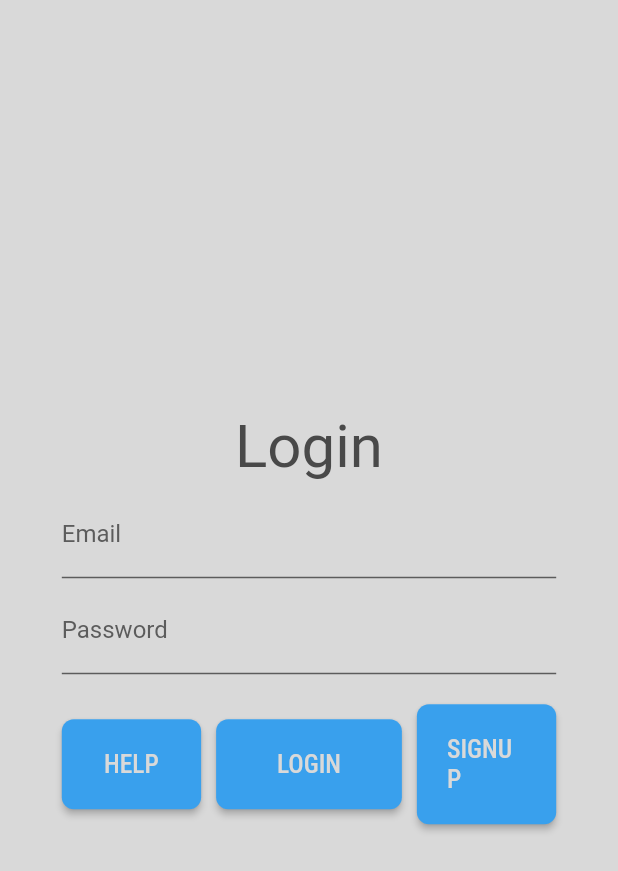
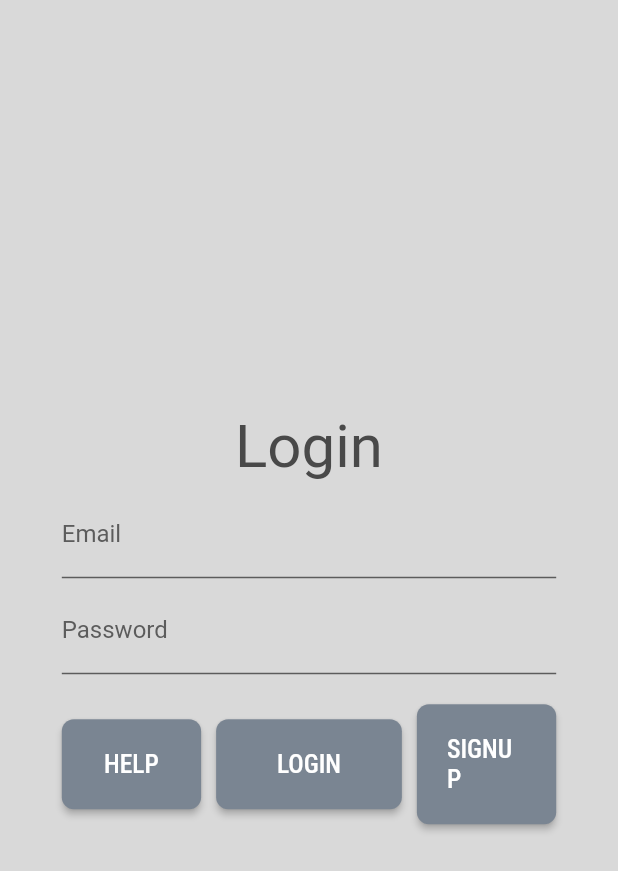
Before and after one commit to SendGram/SendgramBank, a Flutter app: the screen it shows after launch, on a phone screen of 412 x 824 dp. Shown: the top 871 px of the screen. Run offline on Flutter 3.47's test engine with Material 2 defaults, Android fonts, the phone set to English and light mode, and no system bars; our stand-ins replace bloc, dio, fl_chart, flare_flutter, flutter_bloc, google_fonts and 1 more; missing offline and left inert: jwt_decode, validators2; accounts and stored records are empty.

Commit message:
migrate CustomButton from RaisedButton to ElevatedButton
RaisedButton is now deprecated

```diff
--- a/sendgrambank/lib/widgets/CustomButton.dart
+++ b/sendgrambank/lib/widgets/CustomButton.dart
@@ -7,18 +7,19 @@ class CustomButton extends StatelessWidget {
   CustomButton({this.text, this.onPressed});
   @override
   Widget build(BuildContext context) {
-    return RaisedButton(
-      //hover cfcfcf
-      color: Color(0xff39A0ED),
-      shape: RoundedRectangleBorder(
-        borderRadius: BorderRadius.circular(8.0),
+    return ElevatedButton(
+      style: ElevatedButton.styleFrom(
+        primary: Color(0xff7a8592),
+        shape: RoundedRectangleBorder(
+          borderRadius: BorderRadius.circular(8.0),
+        ),
+        padding: EdgeInsets.all(20),
       ),
-      padding: EdgeInsets.all(20),
       child: Text(text,
           style: GoogleFonts.robotoCondensed(
               fontSize: 17,
               fontWeight: FontWeight.w500,
-              color: Color(0xFFD9D9D9))),
+              color: Color(0xFFffffff))),
       onPressed: onPressed,
     );
   }
```
